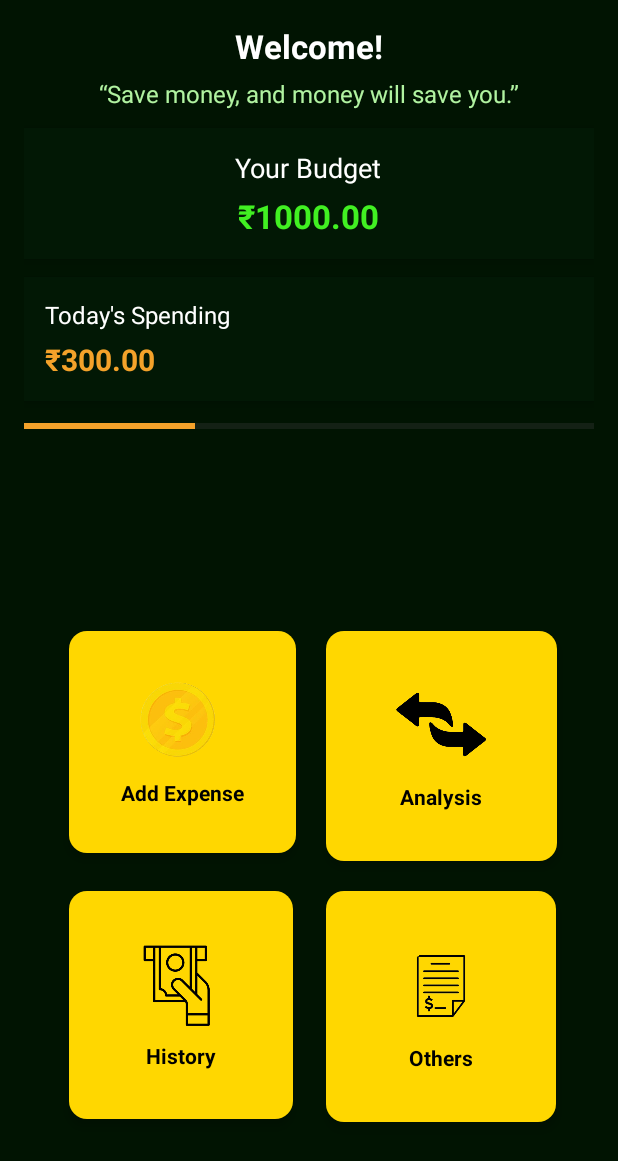
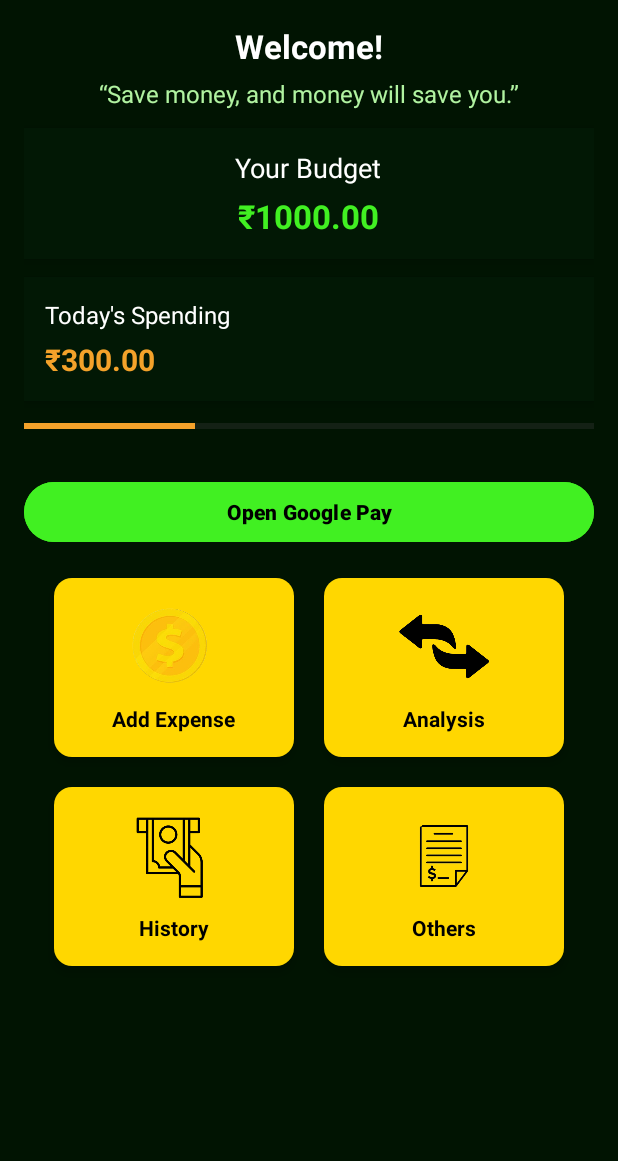
Before and after one commit to Heroic2024/wallet_whiz, an Android app: the layout activity_hp.xml on its own in the app's theme, with its tools: preview values and no code run, on a phone screen of 412 x 824 dp. Shown: the top 1161 px of the screen. Run offline under Robolectric (Android 15) with nearby library versions, the phone set to English and light mode, and no system bars.

Commit message:
changes for gpay button

```diff
--- a/app/src/main/java/com/example/mainproject/activity_hp.java
+++ b/app/src/main/java/com/example/mainproject/activity_hp.java
@@ -10,11 +10,16 @@ import android.widget.TextView;
 import android.database.Cursor;
 import android.widget.Toast;
 import androidx.appcompat.app.AppCompatActivity;
+import android.content.pm.PackageManager;
+import android.widget.Button;
+
 
 public class activity_hp extends AppCompatActivity {
 
     private TextView txtBalance;
     private LinearLayout btnAddExpense, btnTransfer, btnOthers, btnAnalysis;
+
+    Button btnOpenGPay;
 
     @Override
     protected void onCreate(Bundle savedInstanceState) {
@@ -34,6 +39,27 @@ public class activity_hp extends AppCompatActivity {
         btnTransfer = findViewById(R.id.btn_transfer); // "History" button
         btnOthers = findViewById(R.id.btn_others);
         btnAnalysis = findViewById(R.id.btn_analysis);
+        btnOpenGPay = findViewById(R.id.btn_open_gpay);
+
+// Optional: Hide button if GPay isn't installed
+        PackageManager pm = getPackageManager();
+        Intent gpayIntent = pm.getLaunchIntentForPackage("com.google.android.apps.nbu.paisa.user");
+
+
+        btnOpenGPay.setOnClickListener(v -> {
+            try {
+                Intent intent = getPackageManager().getLaunchIntentForPackage("com.google.android.apps.nbu.paisa.user");
+                if (intent != null) {
+                    startActivity(intent);
+                } else {
+                    Toast.makeText(this, "Google Pay is not installed on this device.", Toast.LENGTH_SHORT).show();
+                }
+            } catch (Exception e) {
+                e.printStackTrace();
+                Toast.makeText(this, "Failed to launch Google Pay.", Toast.LENGTH_SHORT).show();
+            }
+        });
+
         SharedPreferences preference = getSharedPreferences("WalletWhizPrefs", MODE_PRIVATE);
         String budget = preference.getString("budgetValue", null);
 
--- a/app/src/main/res/layout/activity_hp.xml
+++ b/app/src/main/res/layout/activity_hp.xml
@@ -1,12 +1,17 @@
 <?xml version="1.0" encoding="utf-8"?>
-<LinearLayout xmlns:android="http://schemas.android.com/apk/res/android"
+<ScrollView xmlns:android="http://schemas.android.com/apk/res/android"
     android:layout_width="match_parent"
     android:layout_height="match_parent"
     android:background="#011402"
+    android:fillViewport="true">
+
+    <LinearLayout
+        android:layout_width="match_parent"
+        android:layout_height="wrap_content"
         android:orientation="vertical"
         android:padding="16dp">
 
-    <!-- Welcome Message -->
+        <!-- Welcome -->
         <TextView
             android:id="@+id/txt_welcome"
             android:layout_width="wrap_content"
@@ -18,7 +23,7 @@
             android:layout_gravity="center"
             android:paddingBottom="6dp" />
 
-    <!-- Motivational Quote -->
+        <!-- Quote -->
         <TextView
             android:id="@+id/txt_motivation"
             android:layout_width="wrap_content"
@@ -29,7 +34,7 @@
             android:layout_gravity="center"
             android:paddingBottom="12dp" />
 
-    <!-- Current Balance Box -->
+        <!-- Budget Box -->
         <LinearLayout
             android:layout_width="match_parent"
             android:layout_height="wrap_content"
@@ -58,7 +63,7 @@
                 android:paddingTop="5dp" />
         </LinearLayout>
 
-    <!-- Expense Summary Card -->
+        <!-- Expense Box -->
         <LinearLayout
             android:layout_width="match_parent"
             android:layout_height="wrap_content"
@@ -86,7 +91,7 @@
                 android:paddingTop="5dp" />
         </LinearLayout>
 
-    <!-- Spending Progress Bar -->
+        <!-- Progress -->
         <ProgressBar
             android:id="@+id/progress_spending"
             style="?android:attr/progressBarStyleHorizontal"
@@ -97,13 +102,20 @@
             android:progressTint="#F4A22A"
             android:layout_marginBottom="12dp" />
 
-    <!-- Spacer to push nav bar to bottom -->
-    <View
+        <!-- Google Pay Button -->
+
+        <Button
+            android:id="@+id/btn_open_gpay"
             android:layout_width="match_parent"
-        android:layout_height="0dp"
-        android:layout_weight="1" />
+            android:layout_height="wrap_content"
+            android:text="Open Google Pay"
+            android:textColor="#000000"
+            android:backgroundTint="#41F022"
+            android:textStyle="bold"
+            android:layout_marginTop="16dp"/>
 
-    <!-- Bottom Navigation Bar -->
+
+        <!-- Bottom Buttons -->
         <GridLayout
             android:id="@+id/gridLayout"
             android:layout_width="match_parent"
@@ -111,16 +123,21 @@
             android:alignmentMode="alignMargins"
             android:columnCount="2"
             android:orientation="horizontal"
-        android:padding="20dp"
+            android:padding="10dp"
             android:rowCount="2"
             android:layout_marginBottom="30dp">
 
-        <!-- Add Expense Button -->
+            <!-- Reusable Card Layout -->
+            <!-- Use layout_weight for flexibility -->
+
+            <!-- Add Expense -->
             <LinearLayout
                 android:id="@+id/btn_add_expense"
-            android:layout_width="151dp"
-            android:layout_height="148dp"
+                android:layout_width="0dp"
+                android:layout_height="wrap_content"
                 android:layout_margin="10dp"
+                android:layout_columnWeight="1"
+                android:layout_rowWeight="1"
                 android:background="@drawable/button_background"
                 android:elevation="4dp"
                 android:gravity="center"
@@ -145,12 +162,14 @@
                     android:textStyle="bold" />
             </LinearLayout>
 
-        <!-- Withdraw Button -->
+            <!-- Analysis -->
             <LinearLayout
                 android:id="@+id/btn_analysis"
-            android:layout_width="154dp"
-            android:layout_height="153dp"
+                android:layout_width="0dp"
+                android:layout_height="wrap_content"
                 android:layout_margin="10dp"
+                android:layout_columnWeight="1"
+                android:layout_rowWeight="1"
                 android:background="@drawable/button_background"
                 android:elevation="4dp"
                 android:gravity="center"
@@ -175,12 +194,14 @@
                     android:textStyle="bold" />
             </LinearLayout>
 
-        <!-- Transfer Button -->
+            <!-- History -->
             <LinearLayout
                 android:id="@+id/btn_transfer"
-            android:layout_width="149dp"
-            android:layout_height="152dp"
+                android:layout_width="0dp"
+                android:layout_height="wrap_content"
                 android:layout_margin="10dp"
+                android:layout_columnWeight="1"
+                android:layout_rowWeight="1"
                 android:background="@drawable/button_background"
                 android:elevation="4dp"
                 android:gravity="center"
@@ -205,12 +226,14 @@
                     android:textStyle="bold" />
             </LinearLayout>
 
-        <!-- Card Button -->
+            <!-- Others -->
             <LinearLayout
                 android:id="@+id/btn_others"
-            android:layout_width="153dp"
-            android:layout_height="154dp"
+                android:layout_width="0dp"
+                android:layout_height="wrap_content"
                 android:layout_margin="10dp"
+                android:layout_columnWeight="1"
+                android:layout_rowWeight="1"
                 android:background="@drawable/button_background"
                 android:elevation="4dp"
                 android:gravity="center"
@@ -234,6 +257,7 @@
                     android:textSize="14sp"
                     android:textStyle="bold" />
             </LinearLayout>
+
         </GridLayout>
-
     </LinearLayout>
+</ScrollView>
```
Also changed, not shown: app/src/main/res/drawable/gpay.png (added). Lines whose indentation alone changed are shown as unchanged.
